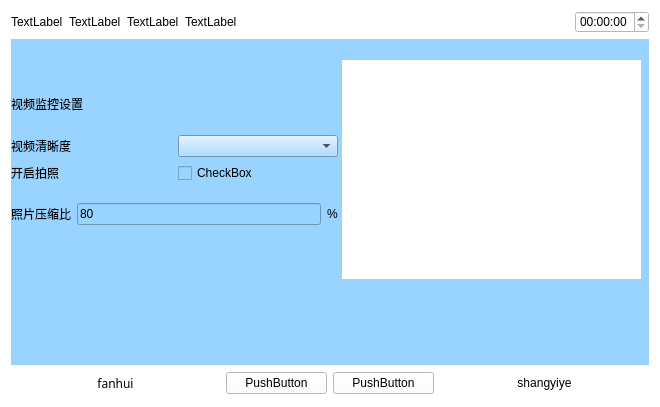
Old version of the form WeighSensor/shipinshezhi.ui in the repository xsw258x2s5w8/WeightSensor.
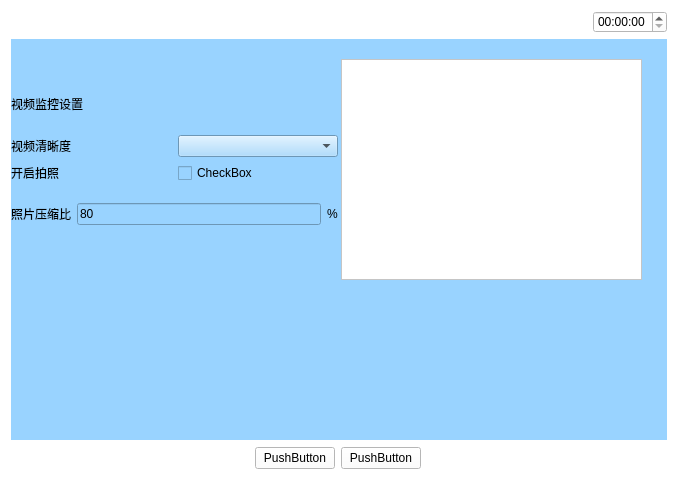
New version of the form. Icons and pictures are not drawn.

```diff
--- a/WeighSensor/shipinshezhi.ui
+++ b/WeighSensor/shipinshezhi.ui
@@ -6,8 +6,8 @@
    <rect>
     <x>0</x>
     <y>0</y>
-    <width>660</width>
-    <height>407</height>
+    <width>678</width>
+    <height>482</height>
    </rect>
   </property>
   <property name="windowTitle">
@@ -20,31 +20,59 @@
    <item>
     <layout class="QHBoxLayout" name="horizontalLayout_22">
      <item>
-      <widget class="QLabel" name="label_28">
+      <widget class="QPushButton" name="pushButton">
        <property name="text">
-        <string>TextLabel</string>
+        <string/>
        </property>
+       <property name="icon">
+        <iconset resource="myimages.qrc">
+         <normaloff>:/image/images/4g.png</normaloff>:/image/images/4g.png</iconset>
+       </property>
+       <property name="flat">
+        <bool>true</bool>
+       </property>
       </widget>
      </item>
      <item>
-      <widget class="QLabel" name="label_29">
+      <widget class="QPushButton" name="pushButton_2">
        <property name="text">
-        <string>TextLabel</string>
+        <string/>
        </property>
+       <property name="icon">
+        <iconset resource="myimages.qrc">
+         <normaloff>:/image/images/wireless.svg</normaloff>:/image/images/wireless.svg</iconset>
+       </property>
+       <property name="flat">
+        <bool>true</bool>
+       </property>
       </widget>
      </item>
      <item>
-      <widget class="QLabel" name="label_30">
+      <widget class="QPushButton" name="pushButton_3">
        <property name="text">
-        <string>TextLabel</string>
+        <string/>
        </property>
+       <property name="icon">
+        <iconset resource="myimages.qrc">
+         <normaloff>:/image/images/bl.svg</normaloff>:/image/images/bl.svg</iconset>
+       </property>
+       <property name="flat">
+        <bool>true</bool>
+       </property>
       </widget>
      </item>
      <item>
-      <widget class="QLabel" name="label_31">
+      <widget class="QPushButton" name="pushButton_4">
        <property name="text">
-        <string>TextLabel</string>
+        <string/>
        </property>
+       <property name="icon">
+        <iconset resource="myimages.qrc">
+         <normaloff>:/image/images/locate.svg</normaloff>:/image/images/locate.svg</iconset>
+       </property>
+       <property name="flat">
+        <bool>true</bool>
+       </property>
       </widget>
      </item>
      <item>
@@ -185,14 +213,40 @@
          <family>AR PL UMing TW MBE</family>
         </font>
        </property>
+       <property name="styleSheet">
+        <string notr="true">border-image: url(:/image/images/index.svg);</string>
+       </property>
        <property name="text">
-        <string>fanhui</string>
+        <string/>
+       </property>
+       <property name="icon">
+        <iconset resource="myimages.qrc">
+         <normaloff>:/image/images/index.svg</normaloff>:/image/images/index.svg</iconset>
+       </property>
+       <property name="iconSize">
+        <size>
+         <width>40</width>
+         <height>40</height>
+        </size>
        </property>
        <property name="flat">
         <bool>true</bool>
        </property>
       </widget>
      </item>
+     <item>
+      <spacer name="horizontalSpacer_2">
+       <property name="orientation">
+        <enum>Qt::Horizontal</enum>
+       </property>
+       <property name="sizeHint" stdset="0">
+        <size>
+         <width>40</width>
+         <height>20</height>
+        </size>
+       </property>
+      </spacer>
+     </item>
      <item>
       <layout class="QHBoxLayout" name="horizontalLayout_21">
        <item>
@@ -211,10 +265,33 @@
        </item>
       </layout>
      </item>
+     <item>
+      <spacer name="horizontalSpacer">
+       <property name="orientation">
+        <enum>Qt::Horizontal</enum>
+       </property>
+       <property name="sizeHint" stdset="0">
+        <size>
+         <width>40</width>
+         <height>20</height>
+        </size>
+       </property>
+      </spacer>
+     </item>
      <item>
       <widget class="QPushButton" name="returnPage_2">
        <property name="text">
-        <string>shangyiye</string>
+        <string/>
+       </property>
+       <property name="icon">
+        <iconset resource="myimages.qrc">
+         <normaloff>:/image/images/shangyiye.svg</normaloff>:/image/images/shangyiye.svg</iconset>
+       </property>
+       <property name="iconSize">
+        <size>
+         <width>40</width>
+         <height>40</height>
+        </size>
        </property>
        <property name="flat">
         <bool>true</bool>
```
Left out of the diff: 12 changed lines with no effect on the pictures.
